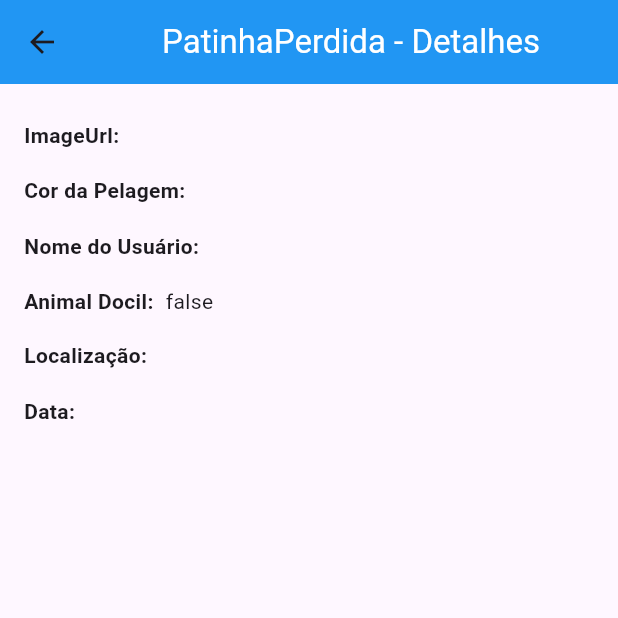
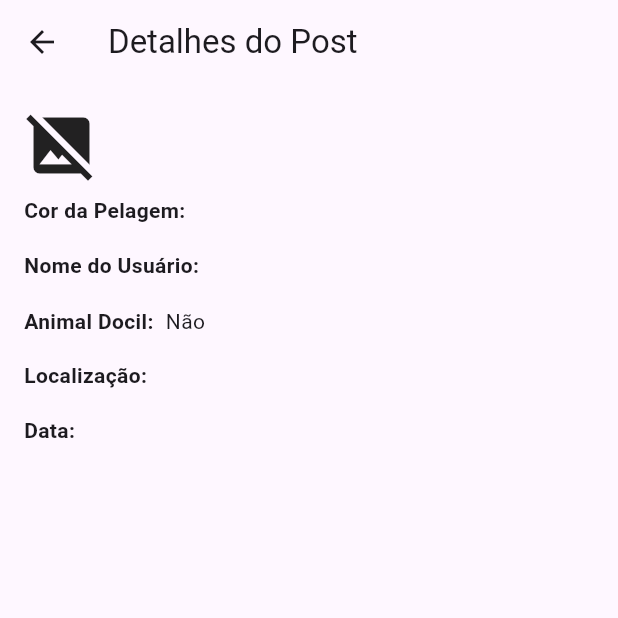
Before and after one commit to EduardoCarvalho01/PatinhaPerdida, a Flutter app: the DetalhesPostPage screen opened directly with empty values, on a phone screen of 412 x 824 dp, the top half of it. Run offline on Flutter 3.47's test engine with Material 3 defaults, Android fonts, the phone set to English and light mode, and no system bars; our stand-ins replace cloud_firestore, firebase_auth, firebase_core, firebase_storage, geocoding, geolocator and 2 more; accounts and stored records are empty.

Commit message:
Correcao_erro_detalhes

```diff
--- a/lib/screens/detalhesPostPage.dart
+++ b/lib/screens/detalhesPostPage.dart
@@ -1,5 +1,4 @@
 import 'package:flutter/material.dart';
-import 'package:image_picker/image_picker.dart';
 
 class DetalhesPostPage extends StatelessWidget {
   final String imageUrl;
@@ -9,7 +8,6 @@ class DetalhesPostPage extends StatelessWidget {
   final String localizacao;
   final String data;
 
-  // Modifica o construtor para aceitar um bool e convertê-lo para uma string
   DetalhesPostPage({
     required this.imageUrl,
     required this.corPelagem,
@@ -23,27 +21,23 @@ class DetalhesPostPage extends StatelessWidget {
   Widget build(BuildContext context) {
     return Scaffold(
       appBar: AppBar(
-        title: const Center(
-          child: Text(
-            'PatinhaPerdida - Detalhes',
-            style: TextStyle(
-                color: Colors
-                    .white), // Adicione esta linha para definir a cor do texto
-          ),
-        ),
-        backgroundColor: Colors
-            .blue, // Adicione esta linha para definir a cor do fundo do AppBar
+        title: Text('Detalhes do Post'),
       ),
       body: SingleChildScrollView(
         padding: EdgeInsets.all(16.0),
         child: Column(
           crossAxisAlignment: CrossAxisAlignment.start,
           children: [
-            _buildDetailItem('ImageUrl:', imageUrl),
+            imageUrl.isNotEmpty
+                ? Image.network(
+                    imageUrl,
+                    width: double.infinity,
+                    fit: BoxFit.cover,
+                  )
+                : Icon(Icons.image_not_supported, size: 50),
             _buildDetailItem('Cor da Pelagem:', corPelagem),
             _buildDetailItem('Nome do Usuário:', userName),
-            // Converte o valor booleano em uma string antes de passá-lo
-            _buildDetailItem('Animal Docil:', animalDocil.toString()),
+            _buildDetailItem('Animal Docil:', animalDocil ? 'Sim' : 'Não'),
             _buildDetailItem('Localização:', localizacao),
             _buildDetailItem('Data:', data),
           ],
```
